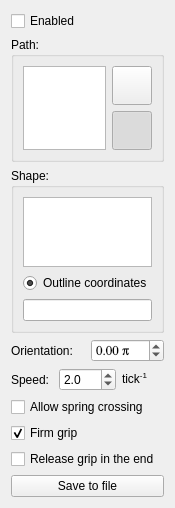
The window that simulator/ui/qactuatorwidget.ui (dantrag/spring_simulator) describes before a commit, drawn with Qt 5.
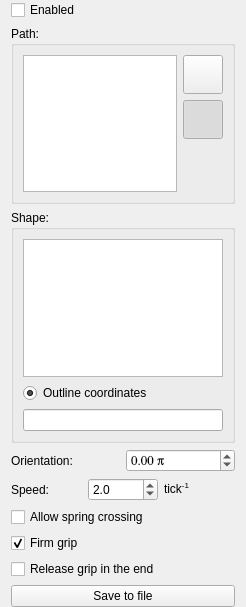
The same window after the commit. Icons and pictures are not drawn.

```diff
--- a/simulator/ui/qactuatorwidget.ui
+++ b/simulator/ui/qactuatorwidget.ui
@@ -6,8 +6,8 @@
    <rect>
     <x>0</x>
     <y>0</y>
-    <width>169</width>
-    <height>490</height>
+    <width>246</width>
+    <height>607</height>
    </rect>
   </property>
   <property name="sizePolicy">
@@ -20,6 +20,12 @@
    <string>Form</string>
   </property>
   <layout class="QVBoxLayout" name="layout2">
+   <property name="topMargin">
+    <number>0</number>
+   </property>
+   <property name="bottomMargin">
+    <number>0</number>
+   </property>
    <item>
     <widget class="QCheckBox" name="enabled_checkbox">
      <property name="text">
```
